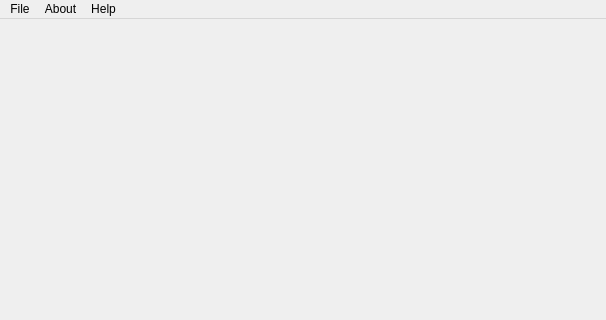
Old version of the form PythonMusicDownloader/ui/main_window.ui in the repository Feverfew/PythonMusicDownloader; both pictures show x 0 to 606 and y 0 to 320 of the 606 by 600 pixel window.
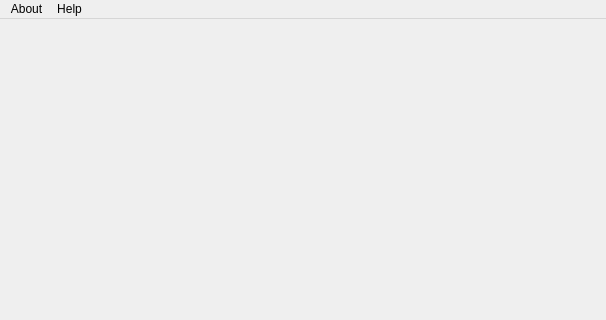
New version of the form.

Diff of the .ui file:
```diff
--- a/PythonMusicDownloader/ui/main_window.ui
+++ b/PythonMusicDownloader/ui/main_window.ui
@@ -41,16 +41,6 @@
      <height>21</height>
     </rect>
    </property>
-   <widget class="QMenu" name="menuFile">
-    <property name="title">
-     <string>File</string>
-    </property>
-    <addaction name="actionNew"/>
-    <addaction name="actionOpen"/>
-    <addaction name="actionSave"/>
-    <addaction name="actionSave_AS"/>
-    <addaction name="actionExit"/>
-   </widget>
    <widget class="QMenu" name="menuAbout">
     <property name="title">
      <string>About</string>
@@ -65,7 +55,6 @@
     <addaction name="actionDocs"/>
     <addaction name="actionTutorial"/>
    </widget>
-   <addaction name="menuFile"/>
    <addaction name="menuAbout"/>
    <addaction name="menuHelp"/>
   </widget>
```
Left out of the diff: 8 changed lines with no effect on the pictures.
